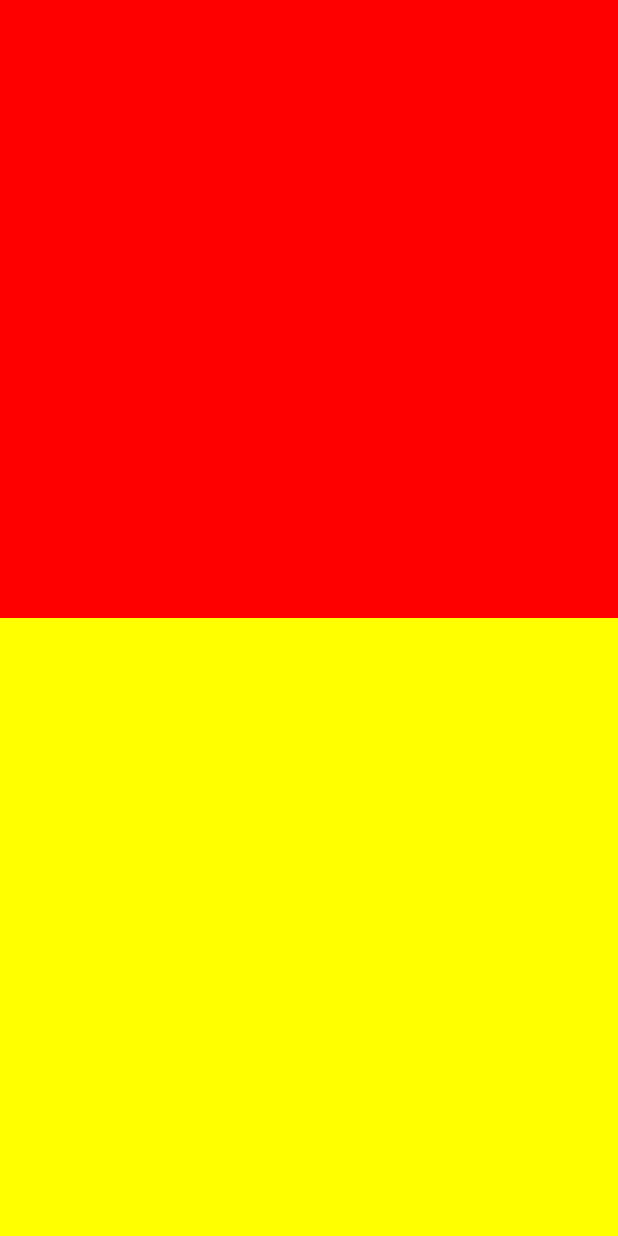
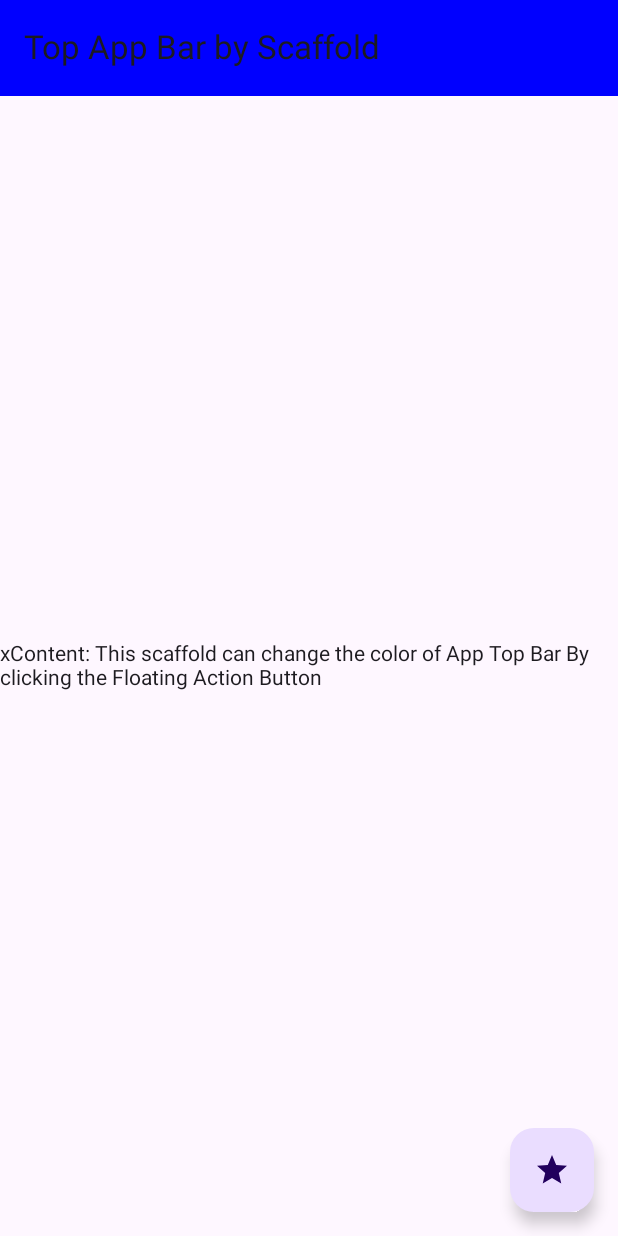
Before and after one commit to iRonSam007/ComposeTutoApp, an Android app built with Jetpack Compose: the screen it shows after launch (MainActivity), on a phone screen of 412 x 824 dp. Run offline under Robolectric (Android 15) with nearby library versions, the phone set to English and light mode, and no system bars; Roboto replaces fonts that are not available here.

Commit message:
feat: add scaffold

```diff
--- a/app/src/main/java/com/example/composetutoapp/MainActivity.kt
+++ b/app/src/main/java/com/example/composetutoapp/MainActivity.kt
@@ -20,12 +20,31 @@ import androidx.compose.foundation.layout.height
 import androidx.compose.foundation.layout.offset
 import androidx.compose.foundation.layout.padding
 import androidx.compose.foundation.shape.RoundedCornerShape
+import androidx.compose.material.icons.Icons
+import androidx.compose.material.icons.filled.Add
+import androidx.compose.material.icons.filled.Refresh
+import androidx.compose.material.icons.filled.Star
+import androidx.compose.material3.Button
 import androidx.compose.material3.Card
+import androidx.compose.material3.ExperimentalMaterial3Api
+import androidx.compose.material3.FloatingActionButton
+import androidx.compose.material3.Icon
+import androidx.compose.material3.MaterialTheme
 import androidx.compose.material3.Scaffold
+import androidx.compose.material3.SnackbarDuration
+import androidx.compose.material3.SnackbarHost
+import androidx.compose.material3.SnackbarHostState
 import androidx.compose.material3.Text
+import androidx.compose.material3.TopAppBar
+import androidx.compose.material3.TopAppBarDefaults
+import androidx.compose.material3.contentColorFor
 import androidx.compose.runtime.Composable
+import androidx.compose.runtime.LaunchedEffect
+import androidx.compose.runtime.getValue
 import androidx.compose.runtime.mutableStateOf
 import androidx.compose.runtime.remember
+import androidx.compose.runtime.rememberCoroutineScope
+import androidx.compose.runtime.setValue
 import androidx.compose.ui.Alignment
 import androidx.compose.ui.Modifier
 import androidx.compose.ui.graphics.Brush
@@ -50,16 +69,62 @@ import kotlin.random.Random
 class MainActivity : ComponentActivity() {
     override fun onCreate(savedInstanceState: Bundle?) {
         super.onCreate(savedInstanceState)
-        enableEdgeToEdge()
         setContent {
             //DemoColRow()
             //DemoModifiers()
             //imgCardExample()
             //StylingTextExample()
-            StateExample()
+            //StateExample()
+            ScaffoldExample()
+
+
+
         }
     }
 }
+
+//6 - Example: Scaffold :
+@OptIn(ExperimentalMaterial3Api::class)
+@Composable
+fun ScaffoldExample(){
+    //Hold the background color of TopAppBar in a MutableState
+    var appBarColor by remember {mutableStateOf(Color.Blue)}
+
+    Scaffold(
+        topBar = {
+            TopAppBar(
+                title = {Text("Top App Bar by Scaffold")},
+                colors = TopAppBarDefaults.smallTopAppBarColors(
+                    containerColor = appBarColor
+                )
+            )
+        },
+        floatingActionButton = {
+            FloatingActionButton( onClick = {
+                //Toggle color on click
+                appBarColor = if (appBarColor == Color.Blue) Color.Green else Color.Red
+            }) {
+                Icon(Icons.Default.Star, contentDescription = "Changing color of TopBar")
+            }
+
+        },
+        content = { xPadding ->
+            Box(
+                modifier = Modifier
+                    .fillMaxSize()
+                    .padding(xPadding),
+                contentAlignment = Alignment.Center
+            ){
+                Text("xContent: This scaffold can change the color of App Top Bar By clicking the Floating Action Button ")
+            }
+
+        }
+
+
+    )
+
+}
+
 
 //5 - Example: Using State, Dynamic content (UI state)
 @Composable
@@ -69,7 +134,7 @@ fun StateExample(){
         ColorBox(
             Modifier
                 .weight(1f)
-                .fillMaxSize()){ //Call of lampbda function
+                .fillMaxSize()){
             color.value = it
         }
         Box(modifier = Modifier
--- a/gradle/libs.versions.toml
+++ b/gradle/libs.versions.toml
@@ -1,5 +1,5 @@
 [versions]
-agp = "8.5.2"
+agp = "8.7.2"
 kotlin = "1.9.0"
 coreKtx = "1.13.1"
 junit = "4.13.2"
```
Also changed, not shown: gradle/wrapper/gradle-wrapper.properties.
